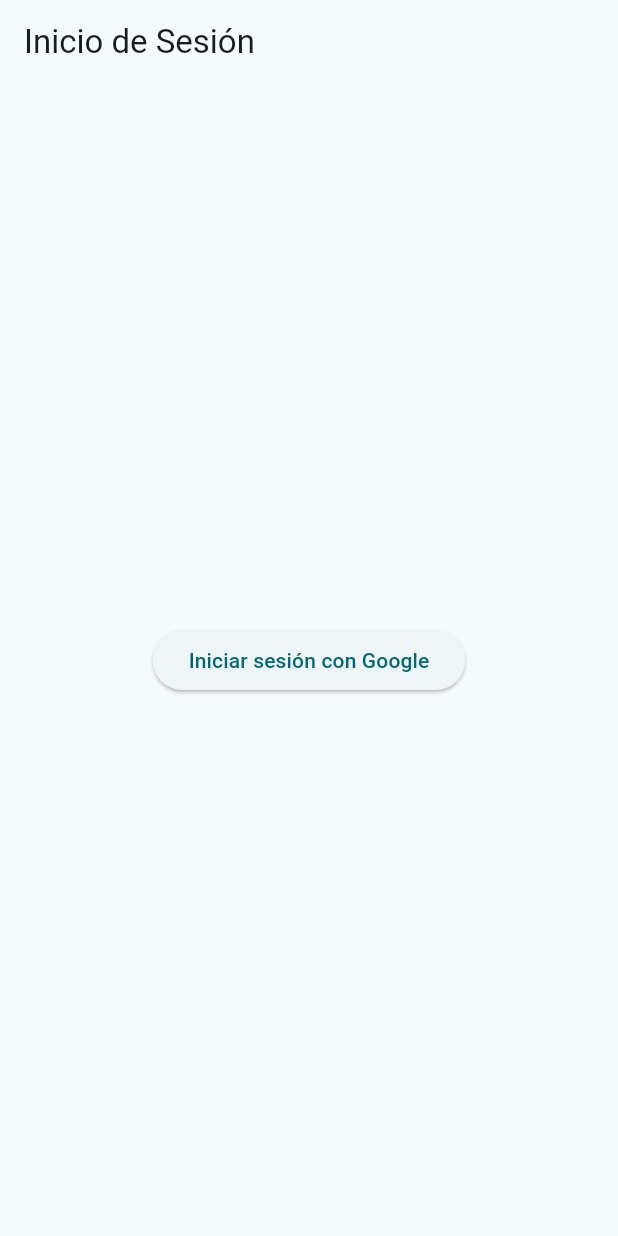
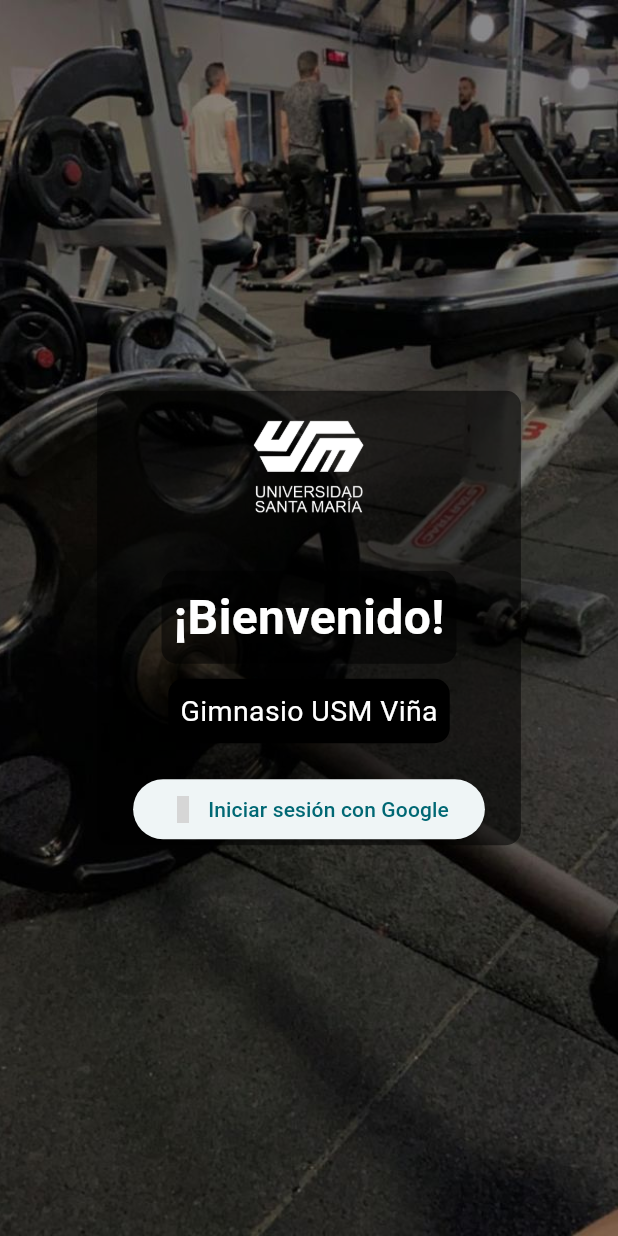
Before and after one commit to LookSkys/Cer3_Apps, a Flutter app: the screen it shows after launch, on a phone screen of 412 x 824 dp. Run offline on Flutter 3.47's test engine with Material 3 defaults, Android fonts, the phone set to English and light mode, and no system bars; our stand-ins replace cloud_firestore, firebase_auth, firebase_core, flutter_material_design_icons, google_sign_in, material_design_icons_flutter; accounts and stored records are empty; grey boxes are pictures that could not be loaded.

Commit message:
login terminado, carpeta assets agregadacon imagenes de fondo y logo, assets agregado a dependencias

```diff
--- a/app/lib/pages/login.dart
+++ b/app/lib/pages/login.dart
@@ -2,6 +2,7 @@
 import 'package:firebase_auth/firebase_auth.dart';
 import 'package:google_sign_in/google_sign_in.dart';
 import 'package:cloud_firestore/cloud_firestore.dart';
+import 'package:material_design_icons_flutter/material_design_icons_flutter.dart';
 
 class LoginScreen extends StatelessWidget {
   final FirebaseAuth _auth = FirebaseAuth.instance;
@@ -31,8 +32,7 @@
             userDoc.set({
               'correo': user.email,
               'fecha_registro': FieldValue.serverTimestamp(),
-              'nombre':
-                  user.displayName, // Asigna el RUT adecuado si es necesario
+              'nombre': user.displayName, // Asigna el RUT adecuado si es necesario
             });
           }
         }
@@ -47,13 +47,62 @@
   @override
   Widget build(BuildContext context) {
     return Scaffold(
-      appBar: AppBar(
-        title: Text('Inicio de Sesión'),
+      body: Stack(
+        children: <Widget>[
+          Positioned.fill(
+            child: Image.asset(
+              'assets/images/fondo_login2.jpg',
+              fit: BoxFit.cover,
             ),
-      body: Center(
+          ),
+          Center(
+            child: IntrinsicHeight(
+              child: Container(
+                padding: EdgeInsets.symmetric(horizontal: 24.0),
+                decoration: BoxDecoration(
+                  color: Colors.black54,
+                  borderRadius: BorderRadius.circular(10.0),
+                ),
                 child: Column(
                   mainAxisAlignment: MainAxisAlignment.center,
+                  mainAxisSize: MainAxisSize.min,
                   children: <Widget>[
+                    Image.asset(
+                      'assets/images/usm_logo.png',
+                      height: 100.0,
+                    ),
+                    SizedBox(height: 20.0),
+                    Container(
+                      padding: EdgeInsets.all(8.0),
+                      decoration: BoxDecoration(
+                        color: Colors.black54,
+                        borderRadius: BorderRadius.circular(10.0),
+                      ),
+                      child: Text(
+                        '¡Bienvenido!',
+                        style: TextStyle(
+                          fontSize: 32.0,
+                          fontWeight: FontWeight.bold,
+                          color: Colors.white,
+                        ),
+                      ),
+                    ),
+                    SizedBox(height: 10.0),
+                    Container(
+                      padding: EdgeInsets.all(8.0),
+                      decoration: BoxDecoration(
+                        color: Colors.black,
+                        borderRadius: BorderRadius.circular(10.0),
+                      ),
+                      child: Text(
+                        'Gimnasio USM Viña',
+                        style: TextStyle(
+                          fontSize: 19.0,
+                          color: Colors.white,
+                        ),
+                      ),
+                    ),
+                    SizedBox(height: 20.0),
                     ElevatedButton(
                       onPressed: () async {
                         User? user = await _signInWithGoogle();
@@ -80,11 +129,22 @@
                           );
                         }
                       },
-              child: Text('Iniciar sesión con Google'),
+                      child: Row(
+                        mainAxisSize: MainAxisSize.min,
+                        children: <Widget>[
+                          Icon(MdiIcons.google),
+                          SizedBox(width: 8.0),
+                          Text('Iniciar sesión con Google'),
+                        ],
+                      ),
                     ),
                   ],
                 ),
               ),
+            ),
+          ),
+        ],
+      ),
     );
   }
 }
--- a/app/pubspec.yaml
+++ b/app/pubspec.yaml
@@ -70,7 +70,8 @@
   uses-material-design: true
 
   # To add assets to your application, add an assets section, like this:
-  # assets:
+  assets:
+    - assets/images/
   #   - images/a_dot_burr.jpeg
   #   - images/a_dot_ham.jpeg
 
```
Also changed, not shown: app/assets/images/fondo_login2.jpg (added), app/assets/images/usm_logo.png (added). Lines whose indentation alone changed are shown as unchanged.
